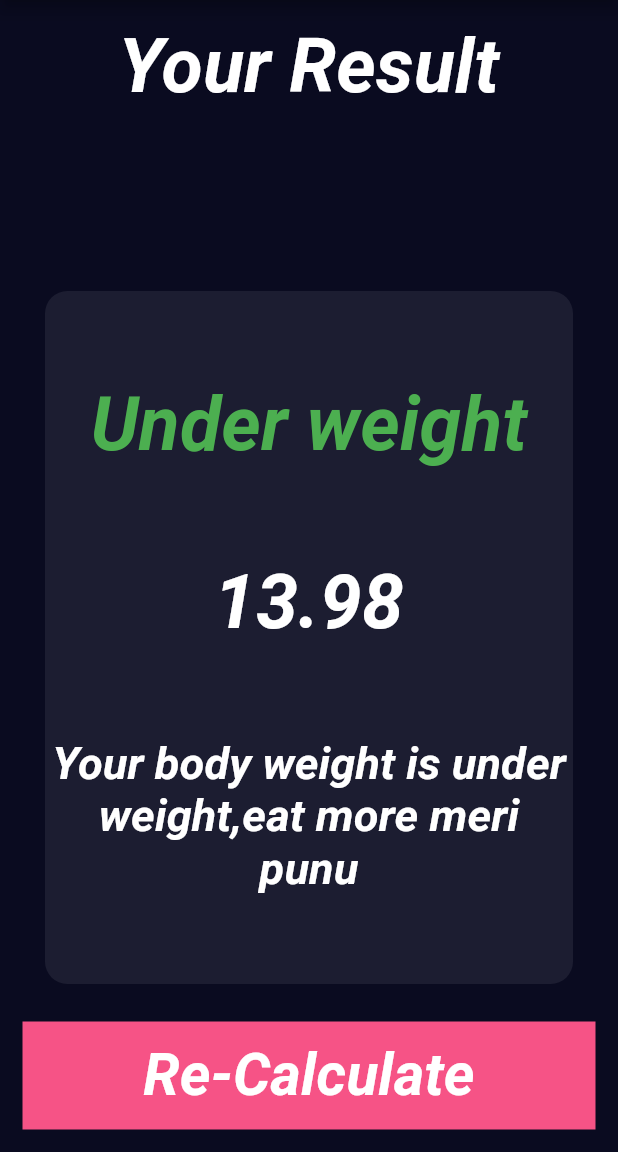
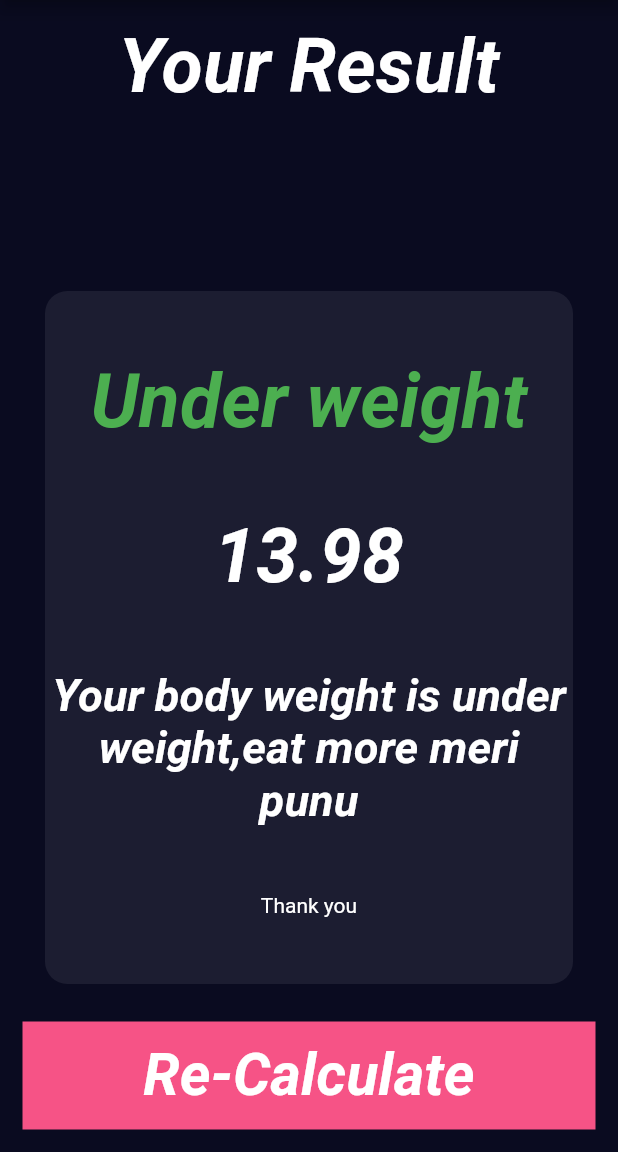
Before and after one commit to Delarram/bmicalculator, a Flutter app: the screen it shows after launch, after a tap on "Calculate", on a phone screen of 412 x 824 dp, the part 84-1236 px from its top. Run offline on Flutter 3.47's test engine with Material 2 defaults, Android fonts, the phone set to English and light mode, and no system bars; our stand-ins replace font_awesome_flutter.

Commit message:
fix error on result page

```diff
--- a/lib/input_page.dart
+++ b/lib/input_page.dart
@@ -30,7 +30,6 @@ class _InputPageState extends State<InputPage> {
    int age = 20;
   int maleColor= constant.inactiveColor;
   int femaleColor=constant.inactiveColor;
-
 
   @override
   Widget build(BuildContext context) {
--- a/lib/result_page.dart
+++ b/lib/result_page.dart
@@ -48,6 +48,7 @@ class Resultpage extends StatelessWidget {
                     Text(advice,
                     textAlign: TextAlign.center,
                     style: constant.BodyText),
+                    Text("Thank you"),
 
                   ],
                 ),
```
